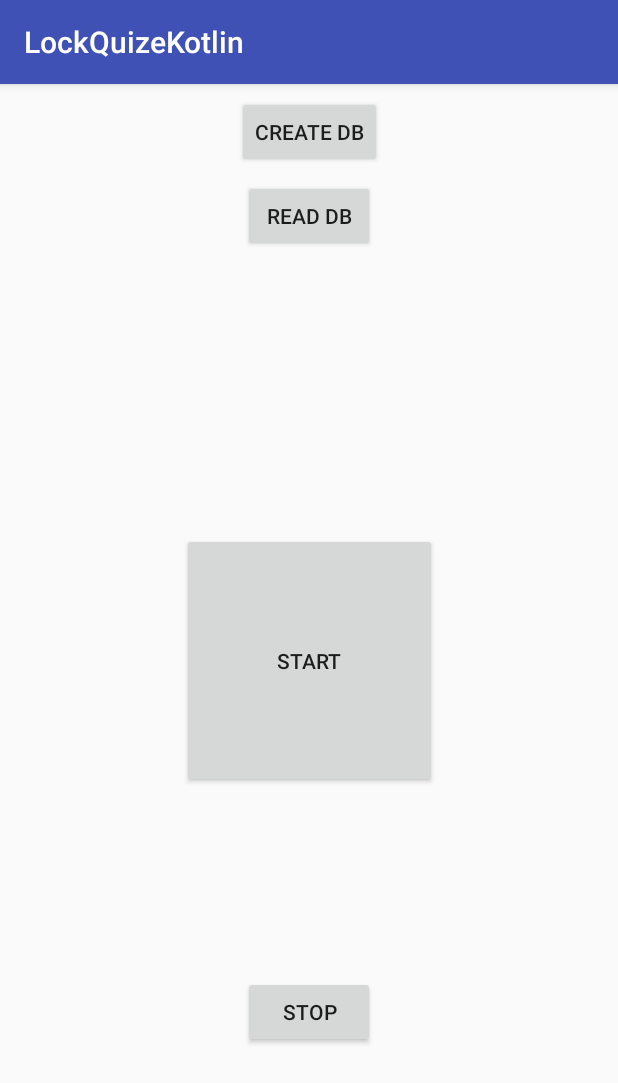
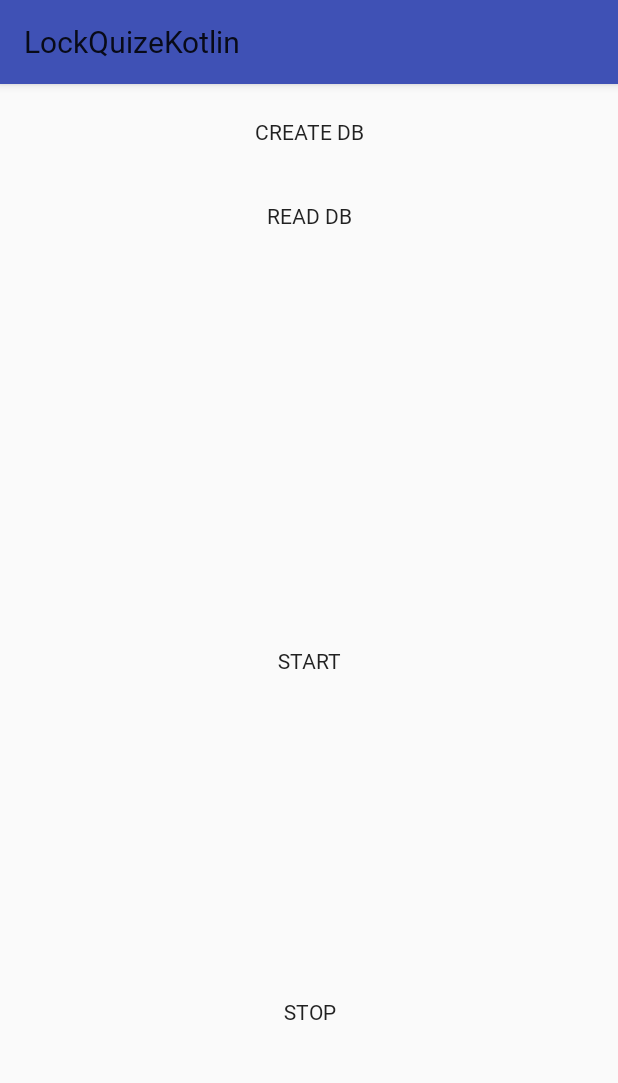
Before and after one commit to greedy0110/ProjectM, an Android app: the MainActivity screen opened directly, with no data from a screen before it, on a phone screen of 412 x 824 dp. Shown: the top 1083 px of the screen. Run offline under Robolectric (Android 15) with nearby library versions, the phone set to English and light mode, and no system bars.

Commit message:
기본 폰트 세팅  & 메뉴화면 / 설정화면 기본 틀 생성

```diff
--- a/app/src/main/AndroidManifest.xml
+++ b/app/src/main/AndroidManifest.xml
@@ -12,8 +12,7 @@
         android:roundIcon="@mipmap/ic_launcher_round"
         android:supportsRtl="true"
         android:theme="@style/AppTheme">
-        <activity android:name=".MainActivity">
-        </activity>
+        <activity android:name=".MainActivity" />
 
         <service
             android:name=".LockScreenService"
@@ -40,6 +39,8 @@
                 <category android:name="android.intent.category.LAUNCHER" />
             </intent-filter>
         </activity>
+        <activity android:name=".SettingActivitiy" />
+        <activity android:name=".MenuActivity"></activity>
     </application>
 
 </manifest>
--- a/app/src/main/java/com/example/a/lockquizekotlin/SplashActivity.kt
+++ b/app/src/main/java/com/example/a/lockquizekotlin/SplashActivity.kt
@@ -4,7 +4,6 @@ import android.content.Intent
 import android.support.v7.app.AppCompatActivity
 import android.os.Bundle
 import android.os.Handler
-import android.support.v4.content.ContextCompat.startActivity
 
 class SplashActivity : AppCompatActivity() {
 
@@ -15,8 +14,8 @@ class SplashActivity : AppCompatActivity() {
         // delayTime / 1000 초의 지연시간후에 mainActivity를 켜주자.
         val delayTime = 1000L
         Handler().postDelayed({
-            val mainIntent = Intent(this@SplashActivity, MainActivity::class.java)
-            this@SplashActivity.startActivity(mainIntent)
+            val menuIntent = Intent(this@SplashActivity, MenuActivity::class.java)
+            this@SplashActivity.startActivity(menuIntent)
             this@SplashActivity.finish()
 
         }, delayTime)
--- a/app/src/main/res/values/colors.xml
+++ b/app/src/main/res/values/colors.xml
@@ -2,5 +2,5 @@
 <resources>
     <color name="colorPrimary">#3f51b5</color>
     <color name="colorPrimaryDark">#303F9F</color>
-    <color name="colorAccent">#ff4081</color>
+    <color name="colorAccent">#ffffff</color>
 </resources>
--- a/app/src/main/res/values/strings.xml
+++ b/app/src/main/res/values/strings.xml
@@ -4,4 +4,10 @@
     <string name="qtitle">소득세법</string>
     <string name="no">NO</string>
     <string name="yes">YES</string>
+    <string name="lock_slide_set">잠금 슬라이드 설정</string>
+    <string name="skin_setting">스킨 설정</string>
+    <string name="other">기타</string>
+    <string name="ox_quize">OX 퀴즈</string>
+    <string name="wrong_answer">오답 노트</string>
+    <string name="setting">설정</string>
 </resources>
--- a/app/src/main/res/values/styles.xml
+++ b/app/src/main/res/values/styles.xml
@@ -1,11 +1,41 @@
 <resources>
 
     <!-- Base application theme. -->
-    <style name="AppTheme" parent="Theme.AppCompat.Light.DarkActionBar">
+    <style name="AppTheme" parent="Theme.AppCompat.Light">
         <!-- Customize your theme here. -->
         <item name="colorPrimary">@color/colorPrimary</item>
         <item name="colorPrimaryDark">@color/colorPrimaryDark</item>
         <item name="colorAccent">@color/colorAccent</item>
+        <item name="android:windowNoTitle">true</item>
+        <item name="android:windowFullscreen">true</item>
+        <item name="android:textViewStyle">@style/TextViewStyle</item>
+        <item name="android:buttonStyle">@style/ButtonStyle</item>
+        <item name="android:editTextStyle">@style/EditTextStyle</item>
+        <item name="android:radioButtonStyle">@style/RadioButtonStyle</item>
+        <item name="android:checkboxStyle">@style/CheckboxStyle</item>
+
+    </style>
+
+
+    <!-- Custom font style 일괄적용 -->
+    <style name="TextViewStyle" parent="@android:style/Widget.DeviceDefault.TextView">
+        <item name="android:fontFamily">@font/nanum_gothic_coding</item>
+    </style>
+
+    <style name="ButtonStyle" parent="@android:style/Widget.DeviceDefault.Button.Borderless">
+        <item name="android:fontFamily">@font/nanum_gothic_coding</item>
+    </style>
+
+    <style name="EditTextStyle" parent="@android:style/Widget.DeviceDefault.EditText">
+        <item name="android:fontFamily">@font/nanum_gothic_coding</item>
+    </style>
+
+    <style name="RadioButtonStyle" parent="@android:style/Widget.DeviceDefault.CompoundButton.RadioButton">
+        <item name="android:fontFamily">@font/nanum_gothic_coding</item>
+    </style>
+
+    <style name="CheckboxStyle" parent="@android:style/Widget.DeviceDefault.CompoundButton.CheckBox">
+        <item name="android:fontFamily">@font/nanum_gothic_coding</item>
     </style>
 
 </resources>
```
Also changed, not shown: app/src/main/java/com/example/a/lockquizekotlin/MenuActivity.kt (added, +19 -0 lines), app/src/main/java/com/example/a/lockquizekotlin/SettingActivitiy.kt (added, +12 -0 lines), app/src/main/res/layout/activity_menu.xml (added, +56 -0 lines), app/src/main/res/layout/activity_setting.xml (added, +30 -0 lines), app/src/main/res/layout/activity_splash.xml (+23 -5 lines), 1 other file.
